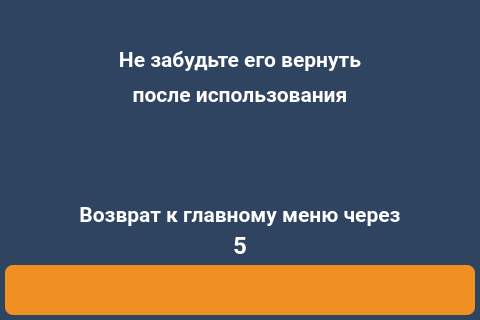
komrade2801/AutoSklad, file client/GUI/ui/screen_11_tool_issued.ui: the form before one commit; both pictures show x 0 to 480 and y 480 to 800 of the 480 by 800 pixel window.
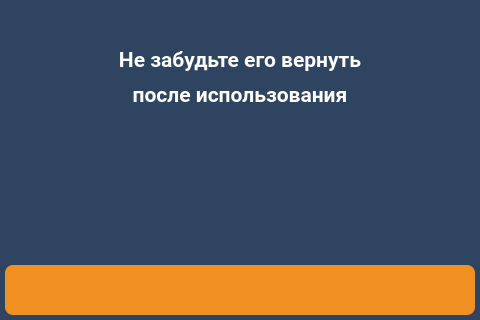
The form after the commit. Icons and pictures are not drawn.

The edit to the form file:
```diff
--- a/client/GUI/ui/screen_11_tool_issued.ui
+++ b/client/GUI/ui/screen_11_tool_issued.ui
@@ -22,7 +22,7 @@
 	color: #FFFFFF;
 	border-width: 0px;
 	border-radius: 0px;
-	font-family: &quot;Roboto&quot;, Sans-serif;
+	font-family: "Roboto", Sans-serif;
 }
 #background {
 	color: #FFFFFF;
@@ -31,7 +31,7 @@
 	border-style: groove;
 	border-color: #ff9923;
 	border-radius: 0px;
-	font-family: &quot;Roboto&quot;, Sans-serif;
+	font-family: "Roboto", Sans-serif;
 }
 QPushButton {
 	color: #FFFFFF;
@@ -42,7 +42,7 @@
 	border-radius: 8px;
 	font-weight: 600;
     font-size: 25px;
-	font-family: &quot;Roboto&quot;, Sans-serif;
+	font-family: "Roboto", Sans-serif;
 }</string>
   </property>
   <widget class="QLabel" name="lbl_info_1">
@@ -491,229 +491,6 @@
     <set>Qt::AlignCenter</set>
    </property>
   </widget>
-  <widget class="QLabel" name="lbl_timeout_back">
-   <property name="geometry">
-    <rect>
-     <x>50</x>
-     <y>710</y>
-     <width>380</width>
-     <height>30</height>
-    </rect>
-   </property>
-   <property name="palette">
-    <palette>
-     <active>
-      <colorrole role="WindowText">
-       <brush brushstyle="SolidPattern">
-        <color alpha="255">
-         <red>255</red>
-         <green>255</green>
-         <blue>255</blue>
-        </color>
-       </brush>
-      </colorrole>
-      <colorrole role="Button">
-       <brush brushstyle="SolidPattern">
-        <color alpha="255">
-         <red>26</red>
-         <green>71</green>
-         <blue>137</blue>
-        </color>
-       </brush>
-      </colorrole>
-      <colorrole role="Text">
-       <brush brushstyle="SolidPattern">
-        <color alpha="255">
-         <red>255</red>
-         <green>255</green>
-         <blue>255</blue>
-        </color>
-       </brush>
-      </colorrole>
-      <colorrole role="ButtonText">
-       <brush brushstyle="SolidPattern">
-        <color alpha="255">
-         <red>255</red>
-         <green>255</green>
-         <blue>255</blue>
-        </color>
-       </brush>
-      </colorrole>
-      <colorrole role="Base">
-       <brush brushstyle="SolidPattern">
-        <color alpha="255">
-         <red>26</red>
-         <green>71</green>
-         <blue>137</blue>
-        </color>
-       </brush>
-      </colorrole>
-      <colorrole role="Window">
-       <brush brushstyle="SolidPattern">
-        <color alpha="255">
-         <red>26</red>
-         <green>71</green>
-         <blue>137</blue>
-        </color>
-       </brush>
-      </colorrole>
-      <colorrole role="PlaceholderText">
-       <brush brushstyle="NoBrush">
-        <color alpha="128">
-         <red>255</red>
-         <green>255</green>
-         <blue>255</blue>
-        </color>
-       </brush>
-      </colorrole>
-     </active>
-     <inactive>
-      <colorrole role="WindowText">
-       <brush brushstyle="SolidPattern">
-        <color alpha="255">
-         <red>255</red>
-         <green>255</green>
-         <blue>255</blue>
-        </color>
-       </brush>
-      </colorrole>
-      <colorrole role="Button">
-       <brush brushstyle="SolidPattern">
-        <color alpha="255">
-         <red>26</red>
-         <green>71</green>
-         <blue>137</blue>
-        </color>
-       </brush>
-      </colorrole>
-      <colorrole role="Text">
-       <brush brushstyle="SolidPattern">
-        <color alpha="255">
-         <red>255</red>
-         <green>255</green>
-         <blue>255</blue>
-        </color>
-       </brush>
-      </colorrole>
-      <colorrole role="ButtonText">
-       <brush brushstyle="SolidPattern">
-        <color alpha="255">
-         <red>255</red>
-         <green>255</green>
-         <blue>255</blue>
-        </color>
-       </brush>
-      </colorrole>
-      <colorrole role="Base">
-       <brush brushstyle="SolidPattern">
-        <color alpha="255">
-         <red>26</red>
-         <green>71</green>
-         <blue>137</blue>
-        </color>
-       </brush>
-      </colorrole>
-      <colorrole role="Window">
-       <brush brushstyle="SolidPattern">
-        <color alpha="255">
-         <red>26</red>
-         <green>71</green>
-         <blue>137</blue>
-        </color>
-       </brush>
-      </colorrole>
-      <colorrole role="PlaceholderText">
-       <brush brushstyle="NoBrush">
-        <color alpha="128">
-         <red>255</red>
-         <green>255</green>
-         <blue>255</blue>
-        </color>
-       </brush>
-      </colorrole>
-     </inactive>
-     <disabled>
-      <colorrole role="WindowText">
-       <brush brushstyle="SolidPattern">
-        <color alpha="255">
-         <red>255</red>
-         <green>255</green>
-         <blue>255</blue>
-        </color>
-       </brush>
-      </colorrole>
-      <colorrole role="Button">
-       <brush brushstyle="SolidPattern">
-        <color alpha="255">
-         <red>26</red>
-         <green>71</green>
-         <blue>137</blue>
-        </color>
-       </brush>
-      </colorrole>
-      <colorrole role="Text">
-       <brush brushstyle="SolidPattern">
-        <color alpha="255">
-         <red>255</red>
-         <green>255</green>
-         <blue>255</blue>
-        </color>
-       </brush>
-      </colorrole>
-      <colorrole role="ButtonText">
-       <brush brushstyle="SolidPattern">
-        <color alpha="255">
-         <red>255</red>
-         <green>255</green>
-         <blue>255</blue>
-        </color>
-       </brush>
-      </colorrole>
-      <colorrole role="Base">
-       <brush brushstyle="SolidPattern">
-        <color alpha="255">
-         <red>26</red>
-         <green>71</green>
-         <blue>137</blue>
-        </color>
-       </brush>
-      </colorrole>
-      <colorrole role="Window">
-       <brush brushstyle="SolidPattern">
-        <color alpha="255">
-         <red>26</red>
-         <green>71</green>
-         <blue>137</blue>
-        </color>
-       </brush>
-      </colorrole>
-      <colorrole role="PlaceholderText">
-       <brush brushstyle="NoBrush">
-        <color alpha="128">
-         <red>255</red>
-         <green>255</green>
-         <blue>255</blue>
-        </color>
-       </brush>
-      </colorrole>
-     </disabled>
-    </palette>
-   </property>
-   <property name="font">
-    <font>
-     <family>Roboto</family>
-     <pointsize>18</pointsize>
-     <weight>75</weight>
-     <bold>true</bold>
-    </font>
-   </property>
-   <property name="text">
-    <string>5</string>
-   </property>
-   <property name="alignment">
-    <set>Qt::AlignCenter</set>
-   </property>
-  </widget>
   <widget class="QLabel" name="lbl_info_3">
    <property name="geometry">
     <rect>
@@ -1383,7 +1160,7 @@
     <enum>Qt::LeftToRight</enum>
    </property>
    <property name="text">
-    <string/>
+    <string />
    </property>
    <property name="icon">
     <iconset resource="../img/resources.qrc">
@@ -1406,7 +1183,7 @@
     </rect>
    </property>
    <property name="text">
-    <string/>
+    <string />
    </property>
    <property name="pixmap">
     <pixmap resource="../img/resources.qrc">:/icons/ok.png</pixmap>
@@ -1415,230 +1192,7 @@
     <bool>true</bool>
    </property>
   </widget>
-  <widget class="QLabel" name="lbl_info_5">
-   <property name="geometry">
-    <rect>
-     <x>50</x>
-     <y>680</y>
-     <width>380</width>
-     <height>30</height>
-    </rect>
-   </property>
-   <property name="palette">
-    <palette>
-     <active>
-      <colorrole role="WindowText">
-       <brush brushstyle="SolidPattern">
-        <color alpha="255">
-         <red>255</red>
-         <green>255</green>
-         <blue>255</blue>
-        </color>
-       </brush>
-      </colorrole>
-      <colorrole role="Button">
-       <brush brushstyle="SolidPattern">
-        <color alpha="255">
-         <red>26</red>
-         <green>71</green>
-         <blue>137</blue>
-        </color>
-       </brush>
-      </colorrole>
-      <colorrole role="Text">
-       <brush brushstyle="SolidPattern">
-        <color alpha="255">
-         <red>255</red>
-         <green>255</green>
-         <blue>255</blue>
-        </color>
-       </brush>
-      </colorrole>
-      <colorrole role="ButtonText">
-       <brush brushstyle="SolidPattern">
-        <color alpha="255">
-         <red>255</red>
-         <green>255</green>
-         <blue>255</blue>
-        </color>
-       </brush>
-      </colorrole>
-      <colorrole role="Base">
-       <brush brushstyle="SolidPattern">
-        <color alpha="255">
-         <red>26</red>
-         <green>71</green>
-         <blue>137</blue>
-        </color>
-       </brush>
-      </colorrole>
-      <colorrole role="Window">
-       <brush brushstyle="SolidPattern">
-        <color alpha="255">
-         <red>26</red>
-         <green>71</green>
-         <blue>137</blue>
-        </color>
-       </brush>
-      </colorrole>
-      <colorrole role="PlaceholderText">
-       <brush brushstyle="NoBrush">
-        <color alpha="128">
-         <red>255</red>
-         <green>255</green>
-         <blue>255</blue>
-        </color>
-       </brush>
-      </colorrole>
-     </active>
-     <inactive>
-      <colorrole role="WindowText">
-       <brush brushstyle="SolidPattern">
-        <color alpha="255">
-         <red>255</red>
-         <green>255</green>
-         <blue>255</blue>
-        </color>
-       </brush>
-      </colorrole>
-      <colorrole role="Button">
-       <brush brushstyle="SolidPattern">
-        <color alpha="255">
-         <red>26</red>
-         <green>71</green>
-         <blue>137</blue>
-        </color>
-       </brush>
-      </colorrole>
-      <colorrole role="Text">
-       <brush brushstyle="SolidPattern">
-        <color alpha="255">
-         <red>255</red>
-         <green>255</green>
-         <blue>255</blue>
-        </color>
-       </brush>
-      </colorrole>
-      <colorrole role="ButtonText">
-       <brush brushstyle="SolidPattern">
-        <color alpha="255">
-         <red>255</red>
-         <green>255</green>
-         <blue>255</blue>
-        </color>
-       </brush>
-      </colorrole>
-      <colorrole role="Base">
-       <brush brushstyle="SolidPattern">
-        <color alpha="255">
-         <red>26</red>
-         <green>71</green>
-         <blue>137</blue>
-        </color>
-       </brush>
-      </colorrole>
-      <colorrole role="Window">
-       <brush brushstyle="SolidPattern">
-        <color alpha="255">
-         <red>26</red>
-         <green>71</green>
-         <blue>137</blue>
-        </color>
-       </brush>
-      </colorrole>
-      <colorrole role="PlaceholderText">
-       <brush brushstyle="NoBrush">
-        <color alpha="128">
-         <red>255</red>
-         <green>255</green>
-         <blue>255</blue>
-        </color>
-       </brush>
-      </colorrole>
-     </inactive>
-     <disabled>
-      <colorrole role="WindowText">
-       <brush brushstyle="SolidPattern">
-        <color alpha="255">
-         <red>255</red>
-         <green>255</green>
-         <blue>255</blue>
-        </color>
-       </brush>
-      </colorrole>
-      <colorrole role="Button">
-       <brush brushstyle="SolidPattern">
-        <color alpha="255">
-         <red>26</red>
-         <green>71</green>
-         <blue>137</blue>
-        </color>
-       </brush>
-      </colorrole>
-      <colorrole role="Text">
-       <brush brushstyle="SolidPattern">
-        <color alpha="255">
-         <red>255</red>
-         <green>255</green>
-         <blue>255</blue>
-        </color>
-       </brush>
-      </colorrole>
-      <colorrole role="ButtonText">
-       <brush brushstyle="SolidPattern">
-        <color alpha="255">
-         <red>255</red>
-         <green>255</green>
-         <blue>255</blue>
-        </color>
-       </brush>
-      </colorrole>
-      <colorrole role="Base">
-       <brush brushstyle="SolidPattern">
-        <color alpha="255">
-         <red>26</red>
-         <green>71</green>
-         <blue>137</blue>
-        </color>
-       </brush>
-      </colorrole>
-      <colorrole role="Window">
-       <brush brushstyle="SolidPattern">
-        <color alpha="255">
-         <red>26</red>
-         <green>71</green>
-         <blue>137</blue>
-        </color>
-       </brush>
-      </colorrole>
-      <colorrole role="PlaceholderText">
-       <brush brushstyle="NoBrush">
-        <color alpha="128">
-         <red>255</red>
-         <green>255</green>
-         <blue>255</blue>
-        </color>
-       </brush>
-      </colorrole>
-     </disabled>
-    </palette>
-   </property>
-   <property name="font">
-    <font>
-     <family>Roboto</family>
-     <pointsize>16</pointsize>
-     <weight>75</weight>
-     <bold>true</bold>
-    </font>
-   </property>
-   <property name="text">
-    <string>Возврат к главному меню через</string>
-   </property>
-   <property name="alignment">
-    <set>Qt::AlignCenter</set>
-   </property>
   </widget>
- </widget>
  <resources>
   <include location="../img/resources.qrc"/>
  </resources>
```
Left out of the diff: 4 changed lines with no effect on the pictures.
